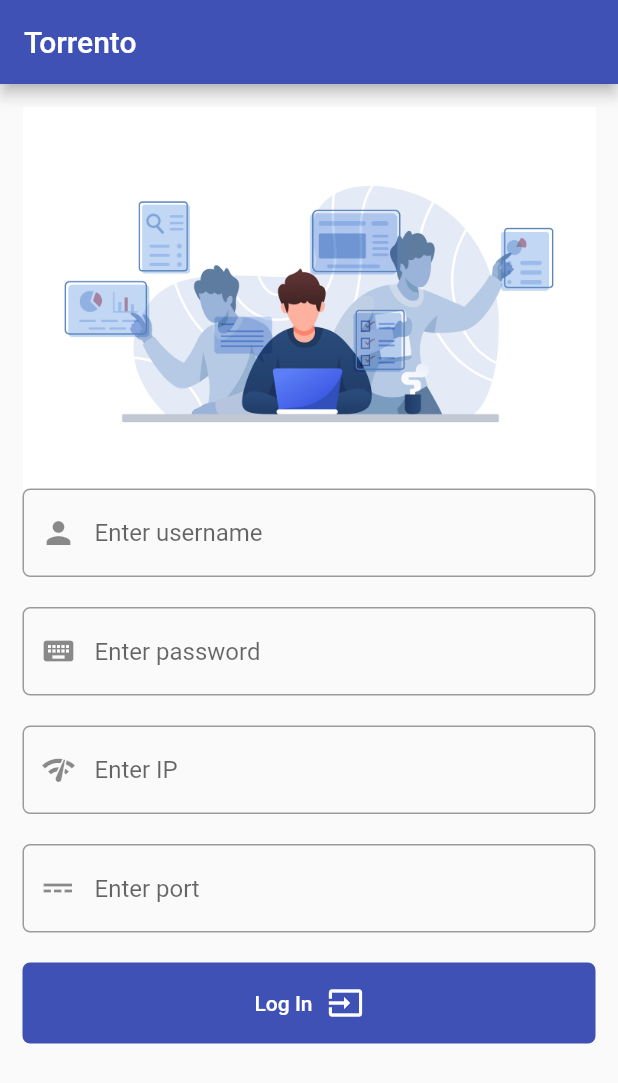
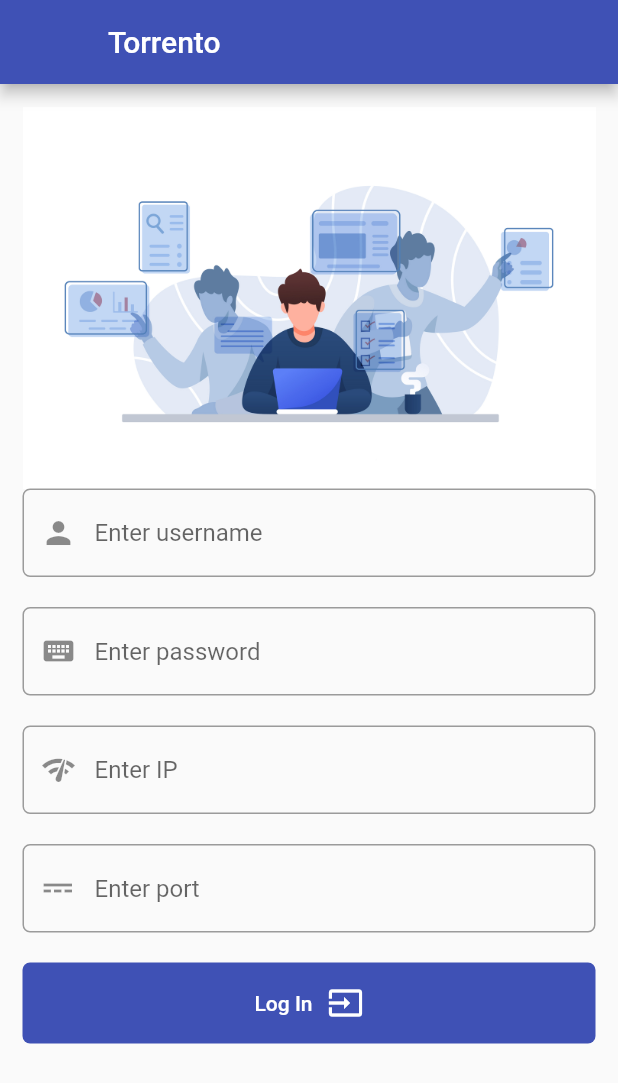
Before and after one commit to m-zaink/torrento, a Flutter app: the screen it shows after launch, on a phone screen of 412 x 824 dp. Shown: the top 1083 px of the screen. Run offline on Flutter 3.47's test engine with Material 2 defaults, Android fonts, the phone set to English and light mode, and no system bars; our stand-ins replace bloc, equatable, flutter_bloc, flutter_spinkit; missing offline and left inert: torrento.

Commit message:
Fix minor issues and add more response to UI.

```diff
--- a/lib/screens/home_screen.dart
+++ b/lib/screens/home_screen.dart
@@ -31,7 +31,6 @@ class _HomeScreenState extends State<HomeScreen> {
         },
       ),
     );
-    ;
   }
 }
 
@@ -50,6 +49,7 @@ class _LoginPageState extends State<LoginPage> {
   Widget build(BuildContext context) {
     return Scaffold(
       appBar: AppBar(
+        leading: Container(),
         title: Text('Torrento'),
       ),
       body: Container(
```
Also changed, not shown: lib/screens/torrents_screen/torrents_screen.dart (+7 -0 lines).
